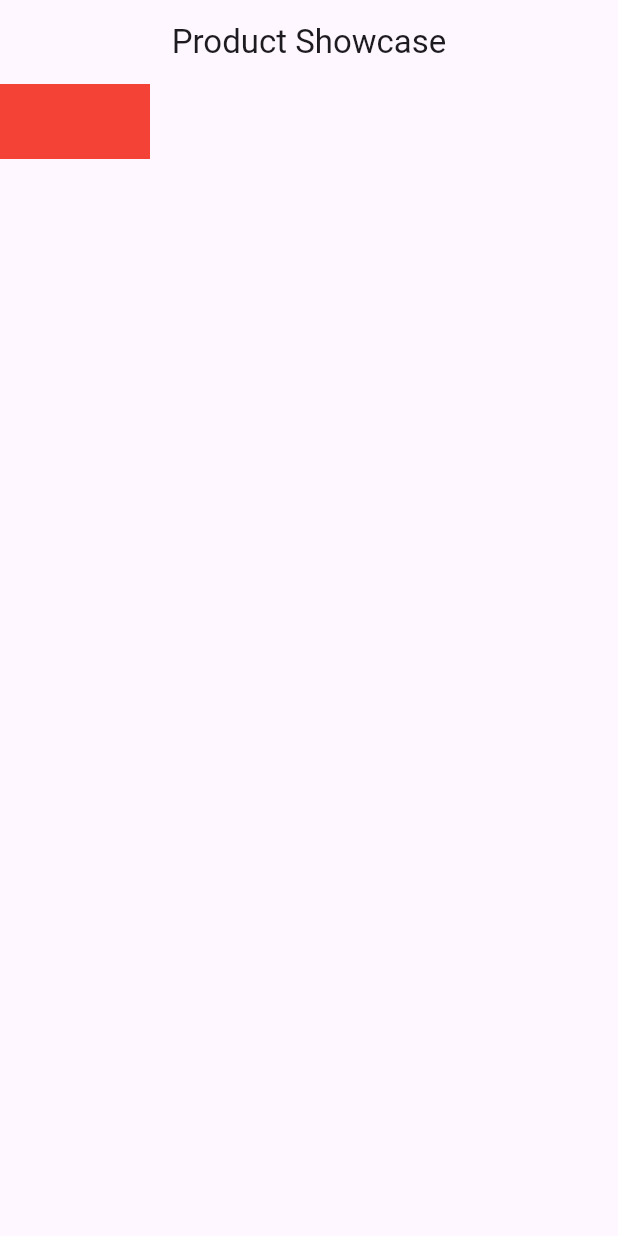
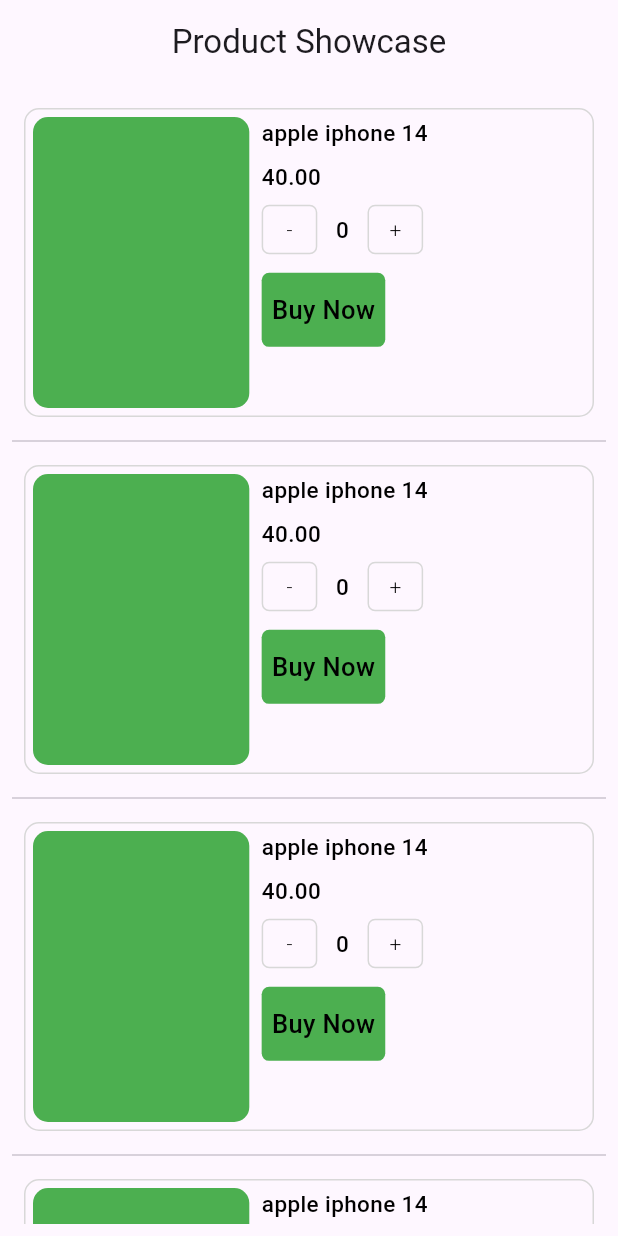
Before and after one commit to mohamed-sajidh/product_showcase, a Flutter app: the screen it shows after launch, on a phone screen of 412 x 824 dp. Run offline on Flutter 3.47's test engine with Material 3 defaults, Android fonts, the phone set to English and light mode, and no system bars.

Commit message:
ui part completed

```diff
--- /dev/null
+++ b/lib/utils/app_colors.dart
@@ -0,0 +1,8 @@
+import 'package:flutter/material.dart';
+
+class AppColors {
+  static const red = Colors.red;
+  static const green = Colors.green;
+  static const boxBorderColor = Color.fromARGB(255, 216, 216, 216);
+  static const black = Colors.black;
+}
--- /dev/null
+++ b/lib/utils/asset.dart
@@ -0,0 +1,3 @@
+class Asset {
+  static const bg_img = 'assets/background_img.png';
+}
--- a/lib/view/home_page.dart
+++ b/lib/view/home_page.dart
@@ -1,4 +1,5 @@
 import 'package:flutter/material.dart';
+import 'package:product_showcase/view/widgets/single_product_viewer.dart';
 
 class HomePage extends StatelessWidget {
   const HomePage({super.key});
@@ -11,10 +12,15 @@
           child: Text("Product Showcase"),
         ),
       ),
-      body: Container(
-        height: 50,
-        width: 100,
-        color: Colors.red,
+      body: Padding(
+        padding: const EdgeInsets.all(8.0),
+        child: ListView.separated(
+          itemBuilder: (context, index) {
+            return const SingleProductViewer();
+          },
+          separatorBuilder: (context, index) => const Divider(),
+          itemCount: 10,
+        ),
       ),
     );
   }
--- /dev/null
+++ b/lib/view/widgets/single_product_viewer.dart
@@ -0,0 +1,162 @@
+import 'package:flutter/material.dart';
+import 'package:product_showcase/utils/app_colors.dart';
+import 'package:product_showcase/utils/asset.dart';
+
+class SingleProductViewer extends StatelessWidget {
+  const SingleProductViewer({super.key});
+
+  @override
+  Widget build(BuildContext context) {
+    var screeenSize = MediaQuery.of(context).size;
+    var width = screeenSize.width;
+    var height = screeenSize.height;
+
+    return Padding(
+      padding: const EdgeInsets.all(8.0),
+      child: Container(
+        height: height * 0.25,
+        decoration: BoxDecoration(
+          borderRadius: BorderRadius.circular(10),
+          border: Border.all(
+            color: AppColors.boxBorderColor,
+          ),
+        ),
+        child: Padding(
+          padding: const EdgeInsets.all(5.0),
+          child: Row(
+            children: [
+              Container(
+                width: width * 0.35,
+                decoration: BoxDecoration(
+                  color: AppColors.green,
+                  borderRadius: BorderRadius.circular(10),
+                ),
+              ),
+              SizedBox(
+                width: width * 0.02,
+              ),
+              Column(
+                crossAxisAlignment: CrossAxisAlignment.start,
+                children: [
+                  const Text(
+                    "apple iphone 14",
+                    style: TextStyle(
+                      color: AppColors.black,
+                      fontSize: 15,
+                      fontWeight: FontWeight.w500,
+                    ),
+                  ),
+                  SizedBox(
+                    height: height * 0.010,
+                  ),
+                  const Text(
+                    "40.00",
+                    style: TextStyle(
+                      color: AppColors.black,
+                      fontSize: 15,
+                      fontWeight: FontWeight.w500,
+                    ),
+                  ),
+                  SizedBox(
+                    height: height * 0.010,
+                  ),
+                  Row(
+                    children: [
+                      InkWell(
+                        onTap: () => print("minus button tapped"),
+                        child: Container(
+                          height: height * 0.040,
+                          width: width * 0.090,
+                          decoration: BoxDecoration(
+                            borderRadius: BorderRadius.circular(5),
+                            border: Border.all(
+                              color: AppColors.boxBorderColor,
+                            ),
+                          ),
+                          child: const Center(
+                            child: Text(
+                              "-",
+                              style: TextStyle(
+                                color: AppColors.black,
+                                // fontSize: 20,
+                                fontWeight: FontWeight.w300,
+                              ),
+                            ),
+                          ),
+                        ),
+                      ),
+                      SizedBox(
+                        width: width * 0.030,
+                      ),
+                      const Text(
+                        "0",
+                        style: TextStyle(
+                          color: AppColors.black,
+                          fontSize: 15,
+                          fontWeight: FontWeight.w500,
+                        ),
+                      ),
+                      SizedBox(
+                        width: width * 0.030,
+                      ),
+                      InkWell(
+                        onTap: () => print("plus button tapped"),
+                        child: Container(
+                          height: height * 0.040,
+                          width: width * 0.090,
+                          decoration: BoxDecoration(
+                            borderRadius: BorderRadius.circular(5),
+                            border: Border.all(
+                              color: AppColors.boxBorderColor,
+                            ),
+                          ),
+                          child: const Center(
+                            child: Text(
+                              "+",
+                              style: TextStyle(
+                                color: AppColors.black,
+                                // fontSize: 20,
+                                fontWeight: FontWeight.w300,
+                              ),
+                            ),
+                          ),
+                        ),
+                      ),
+                    ],
+                  ),
+                  SizedBox(
+                    height: height * 0.015,
+                  ),
+                  Align(
+                    alignment: Alignment.bottomLeft,
+                    child: InkWell(
+                      onTap: () => print("buy now button tapped"),
+                      child: Container(
+                        width: width * 0.20,
+                        height: height * 0.060,
+                        decoration: BoxDecoration(
+                          color: AppColors.green,
+                          borderRadius: BorderRadius.circular(5),
+                        ),
+                        child: const Center(
+                          child: Text(
+                            "Buy Now",
+                            style: TextStyle(
+                              color: AppColors.black,
+                              fontSize: 17,
+                              fontWeight: FontWeight.w500,
+                            ),
+                          ),
+                        ),
+                      ),
+                    ),
+                  )
+                ],
+              )
+            ],
+          ),
+        ),
+      ),
+    );
+  }
+}
--- a/pubspec.yaml
+++ b/pubspec.yaml
@@ -59,8 +59,8 @@
   uses-material-design: true
 
   # To add assets to your application, add an assets section, like this:
-  # assets:
-  #   - images/a_dot_burr.jpeg
+  assets:
+    - assets/
   #   - images/a_dot_ham.jpeg
 
   # An image asset can refer to one or more resolution-specific "variants", see
```
Also changed, not shown: assets/background_img.png (added).
